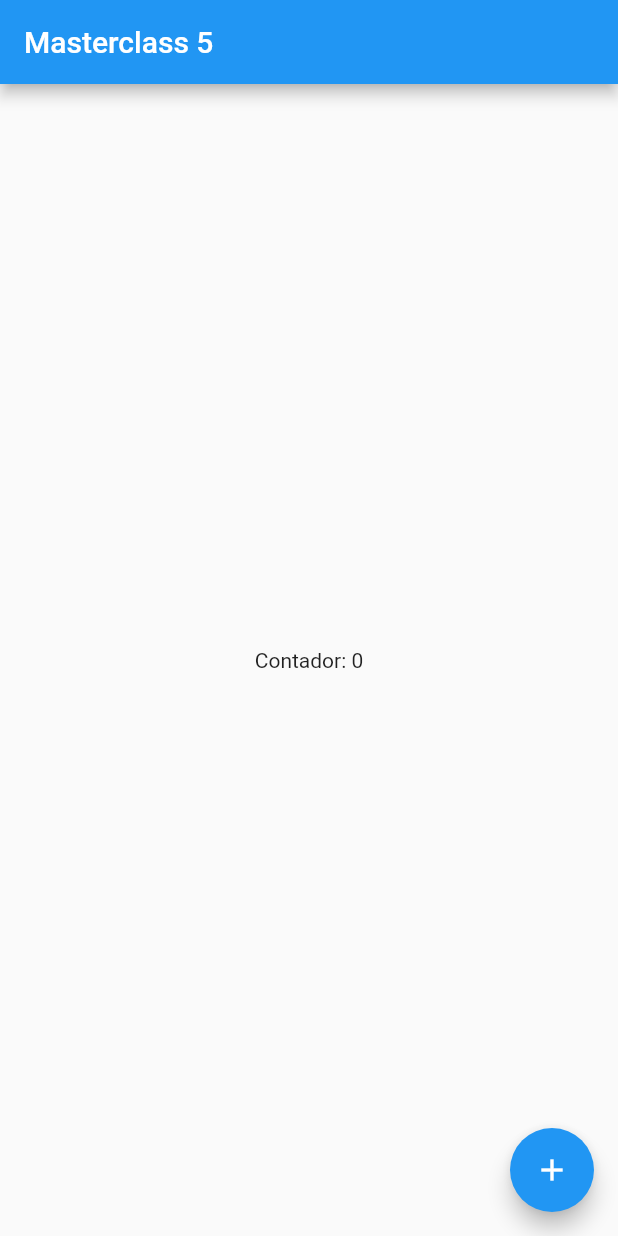
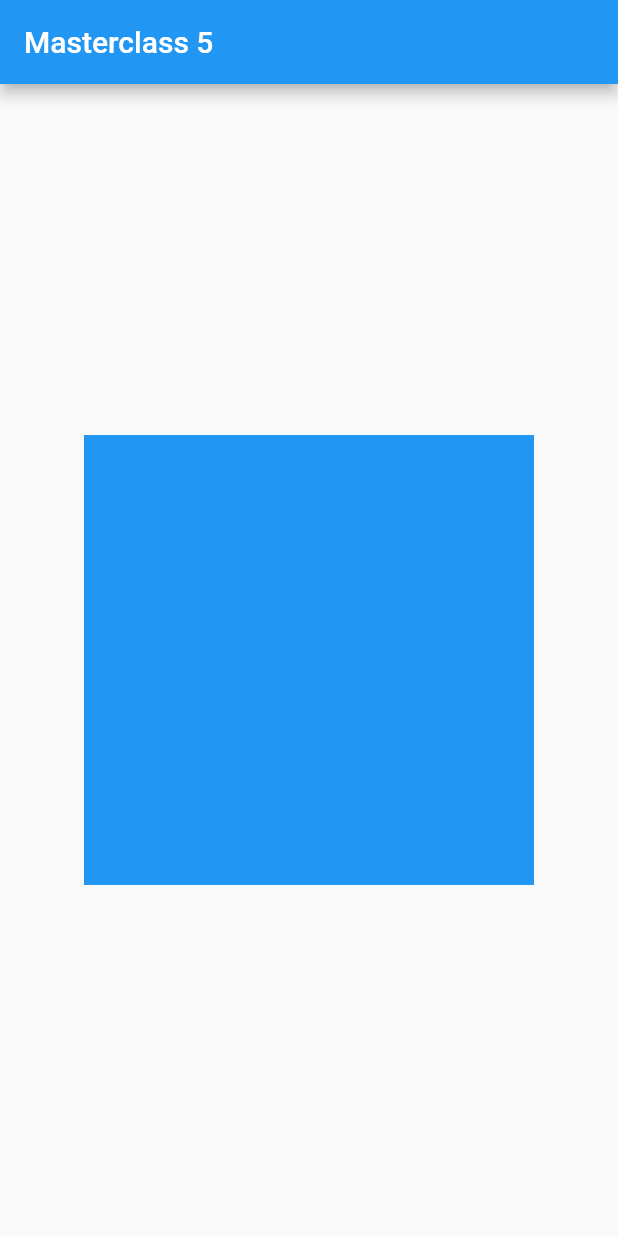
Before and after one commit to fercguerra/flutter_playground, a Flutter app: the screen it shows after launch, on a phone screen of 412 x 824 dp. Run offline on Flutter 3.47's test engine with Material 2 defaults, Android fonts, the phone set to English and light mode, and no system bars.

```diff
--- /dev/null
+++ b/lib/home_page.dart
@@ -0,0 +1,32 @@
+import 'package:flutter/gestures.dart';
+import 'package:flutter/material.dart';
+
+class HomePage extends StatefulWidget {
+  //const HomePage({super.key});
+
+  @override
+  State<HomePage> createState() => _HomePageState();
+}
+
+class _HomePageState extends State<HomePage> {
+  int counter = 0;
+  @override
+  Widget build(BuildContext context) {
+    const squareSize = 300.0;
+    final color = Colors.blue;
+
+    return Scaffold(
+      appBar: AppBar(
+        title: Text('Masterclass 5'),
+      ),
+      body: Center(
+        child: AnimatedContainer(
+          duration: Duration(seconds: 2),
+          color: color,
+          height: squareSize,
+          width: squareSize,
+        ),
+      ),
+    );
+  }
+}
--- a/lib/main.dart
+++ b/lib/main.dart
@@ -1,4 +1,5 @@
 import 'package:flutter/material.dart';
+import 'home_page.dart';
 
 void main(List<String> args) {
   runApp(AppWidget());
@@ -13,33 +14,3 @@ class AppWidget extends StatelessWidget {
     );
   }
 }
-
-class HomePage extends StatefulWidget {
-  //const HomePage({super.key});
-
-  @override
-  State<HomePage> createState() => _HomePageState();
-}
-
-class _HomePageState extends State<HomePage> {
-  int counter = 0;
-  @override
-  Widget build(BuildContext context) {
-    return Scaffold(
-      appBar: AppBar(
-        title: Text('Masterclass 5'),
-      ),
-      body: Center(
-        child: Text('Contador: $counter'),
-      ),
-      floatingActionButton: FloatingActionButton(
-        onPressed: () {
-          setState(() {
-            counter++;
-          });
-        },
-        child: const Icon(Icons.add),
-      ),
-    );
-  }
-}
```
